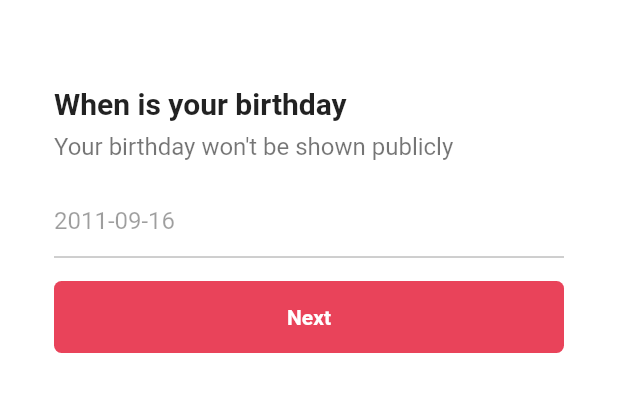
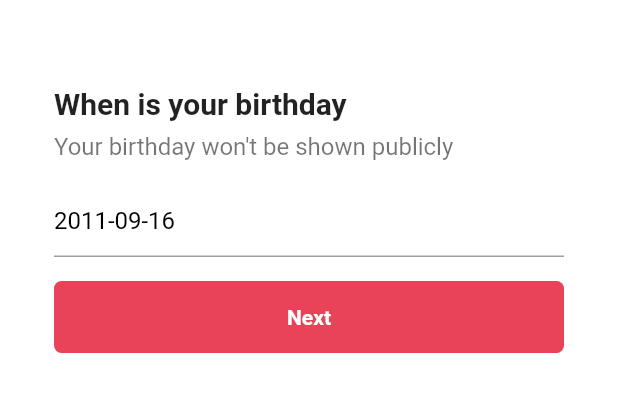
Before and after one commit to Achoo-kr/Travlog, a Flutter app: the BirthdayScreen screen opened directly, on a phone screen of 412 x 824 dp, the part 58-470 px from its top. Run offline on Flutter 3.47's test engine with Material 2 defaults, Android fonts, the phone set to English and light mode, and no system bars; our stand-ins replace font_awesome_flutter.

Commit message:
Text style

```diff
--- a/lib/features/authentication/widgets/birthday_screen.dart
+++ b/lib/features/authentication/widgets/birthday_screen.dart
@@ -15,6 +15,7 @@ class BirthdayScreen extends StatefulWidget {
 class DateScreenState extends State<BirthdayScreen> {
   final TextEditingController _birthdayController = TextEditingController();
   DateTime currentDate = DateTime.now();
+  //initialDate getter
   DateTime get _initialDate =>
       DateTime(currentDate.year - 12, currentDate.month, currentDate.day);
 
@@ -72,8 +73,12 @@ class DateScreenState extends State<BirthdayScreen> {
             ),
             Gaps.v16,
             TextField(
-              enabled: false,
+              enabled: true,
+              readOnly: true,
               controller: _birthdayController,
+              style: const TextStyle(
+                color: Colors.black,
+              ),
             ),
             Gaps.v16,
             GestureDetector(
```
